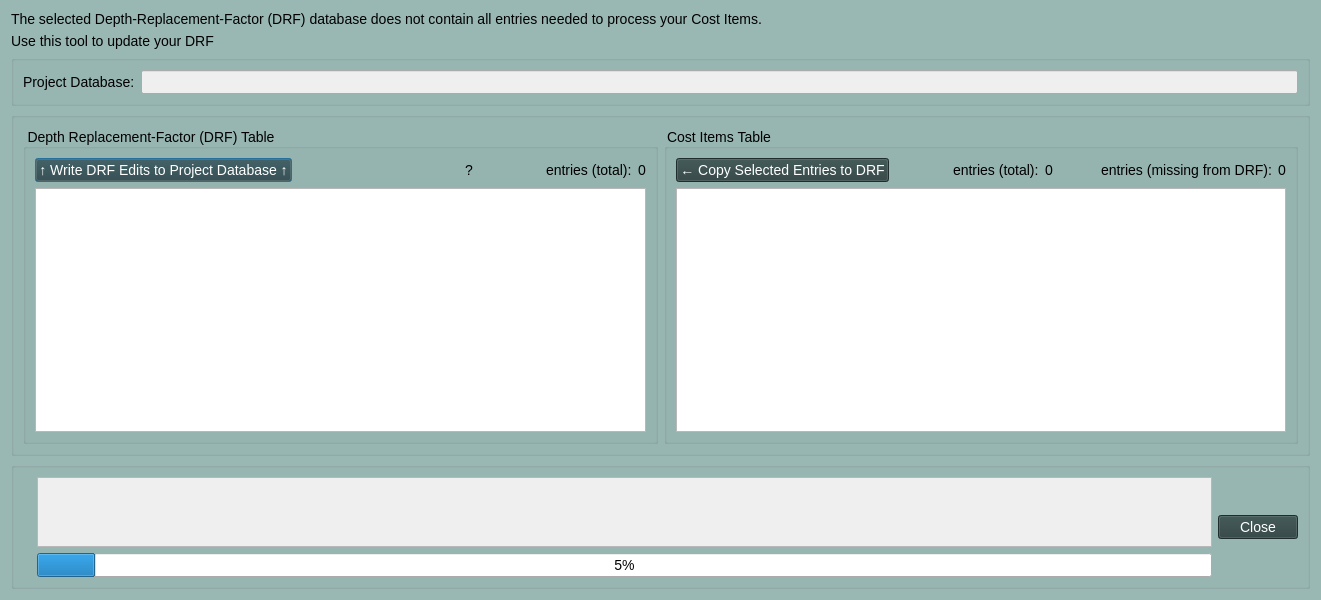
Above: cancurve/bldgs/dbMismatch_dialog.ui from NRCan/CanCurve before the change. Below: the same form after it.
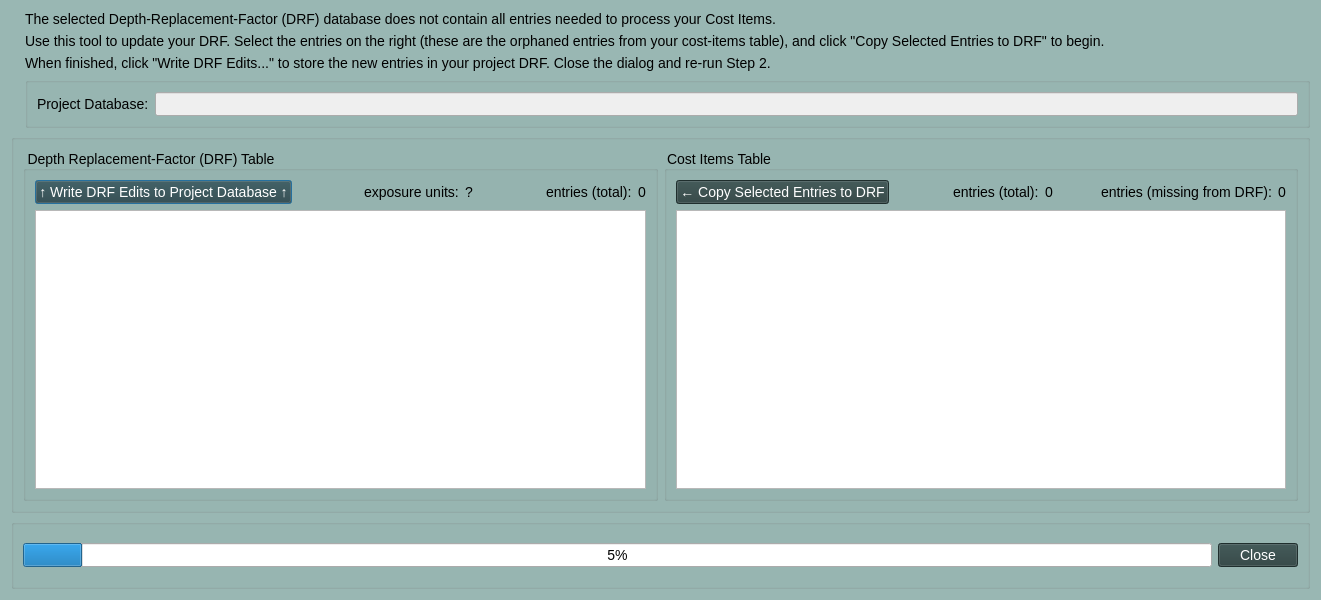
That is the form after the change. Icons and pictures are not drawn.

```diff
--- a/cancurve/bldgs/dbMismatch_dialog.ui
+++ b/cancurve/bldgs/dbMismatch_dialog.ui
@@ -120,6 +120,29 @@
   </property>
   <layout class="QVBoxLayout" name="verticalLayout">
    <item>
+    <layout class="QHBoxLayout" name="horizontalLayout_6">
+     <item>
+      <widget class="QLabel" name="icon">
+       <property name="sizePolicy">
+        <sizepolicy hsizetype="Preferred" vsizetype="Fixed">
+         <horstretch>0</horstretch>
+         <verstretch>0</verstretch>
+        </sizepolicy>
+       </property>
+       <property name="text">
+        <string/>
+       </property>
+       <property name="pixmap">
+        <pixmap resource="../resources.qrc">:/plugins/cancurve/img/dbMismatch_icon.png</pixmap>
+       </property>
+       <property name="alignment">
+        <set>Qt::AlignCenter</set>
+       </property>
+      </widget>
+     </item>
+     <item>
+      <layout class="QVBoxLayout" name="verticalLayout_3">
+       <item>
     <widget class="QLabel" name="label">
      <property name="text">
       <string>The selected Depth-Replacement-Factor (DRF) database does not contain all entries needed to process your Cost Items.</string>
@@ -129,7 +152,14 @@
    <item>
     <widget class="QLabel" name="label_2">
      <property name="text">
-      <string>Use this tool to update your DRF</string>
+          <string>Use this tool to update your DRF. Select the entries on the right (these are the orphaned entries from your cost-items table), and click &quot;Copy Selected Entries to DRF&quot; to begin.</string>
+         </property>
+        </widget>
+       </item>
+       <item>
+        <widget class="QLabel" name="label_8">
+         <property name="text">
+          <string>When finished, click &quot;Write DRF Edits...&quot; to store the new entries in your project DRF. Close the dialog and re-run Step 2. </string>
      </property>
     </widget>
    </item>
@@ -156,6 +186,10 @@
      </layout>
     </widget>
    </item>
+      </layout>
+     </item>
+    </layout>
+   </item>
    <item>
     <widget class="QGroupBox" name="groupBox">
      <property name="sizePolicy">
@@ -196,6 +230,13 @@
              </property>
             </spacer>
            </item>
+           <item>
+            <widget class="QLabel" name="label_7">
+             <property name="text">
+              <string>exposure units:</string>
+             </property>
+            </widget>
+           </item>
            <item>
             <widget class="QLabel" name="label_Depth_Units">
              <property name="minimumSize">
@@ -411,95 +452,8 @@
       <string/>
      </property>
      <layout class="QHBoxLayout" name="horizontalLayout_8">
-      <item>
-       <widget class="QLabel" name="icon">
-        <property name="sizePolicy">
-         <sizepolicy hsizetype="Preferred" vsizetype="Fixed">
-          <horstretch>0</horstretch>
-          <verstretch>0</verstretch>
-         </sizepolicy>
-        </property>
-        <property name="text">
-         <string/>
-        </property>
-        <property name="pixmap">
-         <pixmap resource="../resources.qrc">:/plugins/cancurve/img/dbMismatch_icon.png</pixmap>
-        </property>
-        <property name="alignment">
-         <set>Qt::AlignCenter</set>
-        </property>
-       </widget>
-      </item>
       <item>
        <layout class="QVBoxLayout" name="verticalLayout_6">
-        <item>
-         <widget class="QScrollArea" name="scrollArea_2">
-          <property name="sizePolicy">
-           <sizepolicy hsizetype="Expanding" vsizetype="Expanding">
-            <horstretch>0</horstretch>
-            <verstretch>0</verstretch>
-           </sizepolicy>
-          </property>
-          <property name="widgetResizable">
-           <bool>true</bool>
-          </property>
-          <widget class="QWidget" name="scrollAreaWidgetContents_2">
-           <property name="geometry">
-            <rect>
-             <x>0</x>
-             <y>0</y>
-             <width>1088</width>
-             <height>69</height>
-            </rect>
-           </property>
-           <property name="sizePolicy">
-            <sizepolicy hsizetype="Preferred" vsizetype="Expanding">
-             <horstretch>0</horstretch>
-             <verstretch>0</verstretch>
-            </sizepolicy>
-           </property>
-           <layout class="QVBoxLayout" name="verticalLayout_18">
-            <item>
-             <widget class="QLabel" name="progressText">
-              <property name="sizePolicy">
-               <sizepolicy hsizetype="Preferred" vsizetype="Expanding">
-                <horstretch>0</horstretch>
-                <verstretch>0</verstretch>
-               </sizepolicy>
-              </property>
-              <property name="minimumSize">
-               <size>
-                <width>500</width>
-                <height>30</height>
-               </size>
-              </property>
-              <property name="maximumSize">
-               <size>
-                <width>16777215</width>
-                <height>200</height>
-               </size>
-              </property>
-              <property name="styleSheet">
-               <string notr="true">/* For more specific elements */
-QLabel {
-    font-size: 10px; 
-}</string>
-              </property>
-              <property name="text">
-               <string/>
-              </property>
-              <property name="alignment">
-               <set>Qt::AlignLeading|Qt::AlignLeft|Qt::AlignTop</set>
-              </property>
-              <property name="wordWrap">
-               <bool>true</bool>
-              </property>
-             </widget>
-            </item>
-           </layout>
-          </widget>
-         </widget>
-        </item>
         <item>
          <widget class="QProgressBar" name="progressBar">
           <property name="value">
```
Lines whose indentation alone changed are shown as unchanged.
